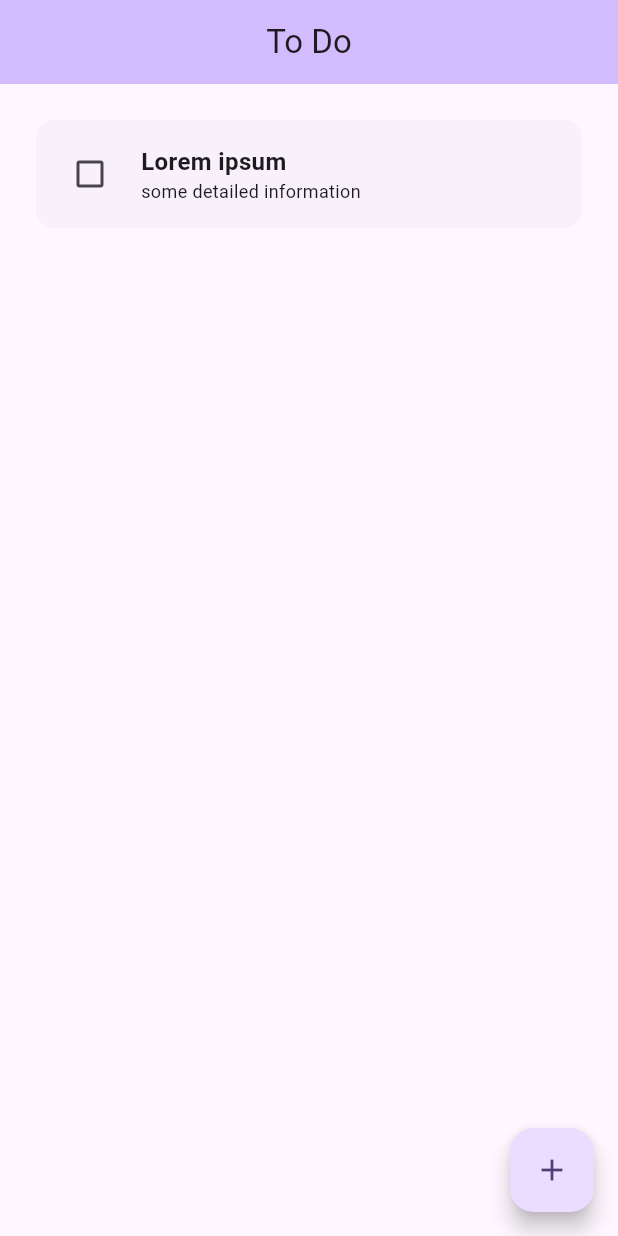
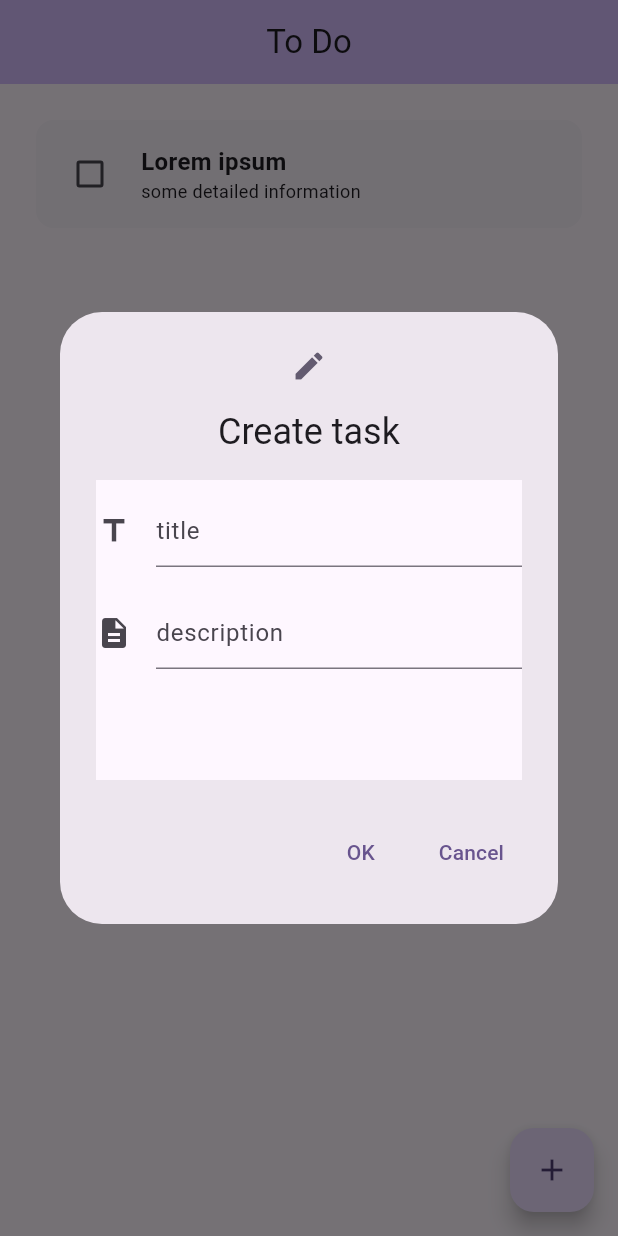
Before and after one commit to cylixlee/todo, a Flutter app: the screen it shows after launch, after a tap on the "add" icon, on a phone screen of 412 x 824 dp. Run offline on Flutter 3.47's test engine with Material 3 defaults, Android fonts, the phone set to English and light mode, and no system bars.

Commit message:
Added task creation feature.

```diff
--- a/lib/components/todo_list.dart
+++ b/lib/components/todo_list.dart
@@ -39,7 +39,7 @@ class TodoList extends StatefulWidget {
     this.tileTitleFontSize,
     this.tileDescriptionFontSize,
   })  : padding = padding ?? 20.0,
-        spacing = spacing ?? 20.0;
+        spacing = spacing ?? 10.0;
 
   @override
   State<TodoList> createState() => _TodoListState();
--- /dev/null
+++ b/lib/dialog/message_box.dart
@@ -0,0 +1,27 @@
+import 'package:flutter/material.dart';
+
+class MessageBox extends StatelessWidget {
+  final String title;
+  final String description;
+
+  const MessageBox({
+    super.key,
+    required this.title,
+    required this.description,
+  });
+
+  @override
+  Widget build(BuildContext context) {
+    return AlertDialog(
+      icon: const Icon(Icons.warning),
+      title: Text(title),
+      actions: [
+        TextButton(
+          onPressed: () => Navigator.pop(context),
+          child: const Text("OK"),
+        )
+      ],
+      content: Text(description),
+    );
+  }
+}
--- /dev/null
+++ b/lib/dialog/task_creator.dart
@@ -0,0 +1,65 @@
+import 'package:flutter/material.dart';
+
+class TaskCreatorDialog extends StatelessWidget {
+  final String title;
+  final VoidCallback? onConfirm;
+  final VoidCallback? onCancel;
+  final TextEditingController? titleController;
+  final TextEditingController? descriptionController;
+
+  const TaskCreatorDialog({
+    super.key,
+    required this.title,
+    this.onConfirm,
+    this.onCancel,
+    this.titleController,
+    this.descriptionController,
+  });
+
+  @override
+  Widget build(BuildContext context) {
+    return AlertDialog(
+      icon: const Icon(Icons.edit),
+      title: Text(title),
+      actions: [
+        TextButton(onPressed: onConfirm, child: const Text("OK")),
+        TextButton(onPressed: onCancel, child: const Text("Cancel")),
+      ],
+      content: SizedBox(
+        height: 200,
+        width: 300,
+        child: Scaffold(
+          resizeToAvoidBottomInset: true,
+          body: SingleChildScrollView(
+            child: Column(
+              mainAxisAlignment: MainAxisAlignment.end,
+              children: [
+                Padding(
+                  padding: const EdgeInsets.symmetric(vertical: 10),
+                  child: TextField(
+                    controller: titleController,
+                    decoration: const InputDecoration(
+                      icon: Icon(Icons.title),
+                      hintText: "title",
+                    ),
+                  ),
+                ),
+                Padding(
+                  padding: const EdgeInsets.symmetric(vertical: 10),
+                  child: TextField(
+                    controller: descriptionController,
+                    decoration: const InputDecoration(
+                      icon: Icon(Icons.description),
+                      hintText: "description",
+                    ),
+                    maxLines: null,
+                  ),
+                ),
+              ],
+            ),
+          ),
+        ),
+      ),
+    );
+  }
+}
--- a/lib/main.dart
+++ b/lib/main.dart
@@ -15,7 +15,7 @@ class TodoApp extends StatelessWidget {
       theme: ThemeData(
         colorSchemeSeed: Colors.deepPurple,
       ),
-      home: HomePage(),
+      home: const HomePage(),
     );
   }
 }
--- a/lib/pages/home_page.dart
+++ b/lib/pages/home_page.dart
@@ -1,7 +1,16 @@
 import 'package:flutter/material.dart';
 import 'package:todo/components/todo_list.dart';
+import 'package:todo/dialog/message_box.dart';
+import 'package:todo/dialog/task_creator.dart';
 
-class HomePage extends StatelessWidget {
+class HomePage extends StatefulWidget {
+  const HomePage({super.key});
+
+  @override
+  State<HomePage> createState() => _HomePageState();
+}
+
+class _HomePageState extends State<HomePage> {
   final items = <TodoItem>[
     TodoItem(
       title: "Lorem ipsum",
@@ -10,9 +19,42 @@ class HomePage extends StatelessWidget {
     ),
   ];
 
-  HomePage({super.key});
-
-  void createTask() {}
+  void createTask() {
+    final title = TextEditingController();
+    final description = TextEditingController();
+    showDialog(
+      context: context,
+      builder: (context) {
+        return TaskCreatorDialog(
+          title: "Create task",
+          onConfirm: () {
+            if (title.text.isEmpty || description.text.isEmpty) {
+              Navigator.pop(context);
+              showDialog(
+                context: context,
+                builder: (context) => const MessageBox(
+                  title: "Oops...empty task?",
+                  description: "Please type in task title & description.",
+                ),
+              );
+              return;
+            }
+            setState(() {
+              items.add(TodoItem(
+                title: title.text,
+                description: description.text,
+                done: false,
+              ));
+            });
+            Navigator.pop(context);
+          },
+          onCancel: () => Navigator.pop(context),
+          titleController: title,
+          descriptionController: description,
+        );
+      },
+    );
+  }
 
   @override
   Widget build(BuildContext context) {
```
Also changed, not shown: analysis_options.yaml (+0 -24 lines), pubspec.yaml (+2 -70 lines).
